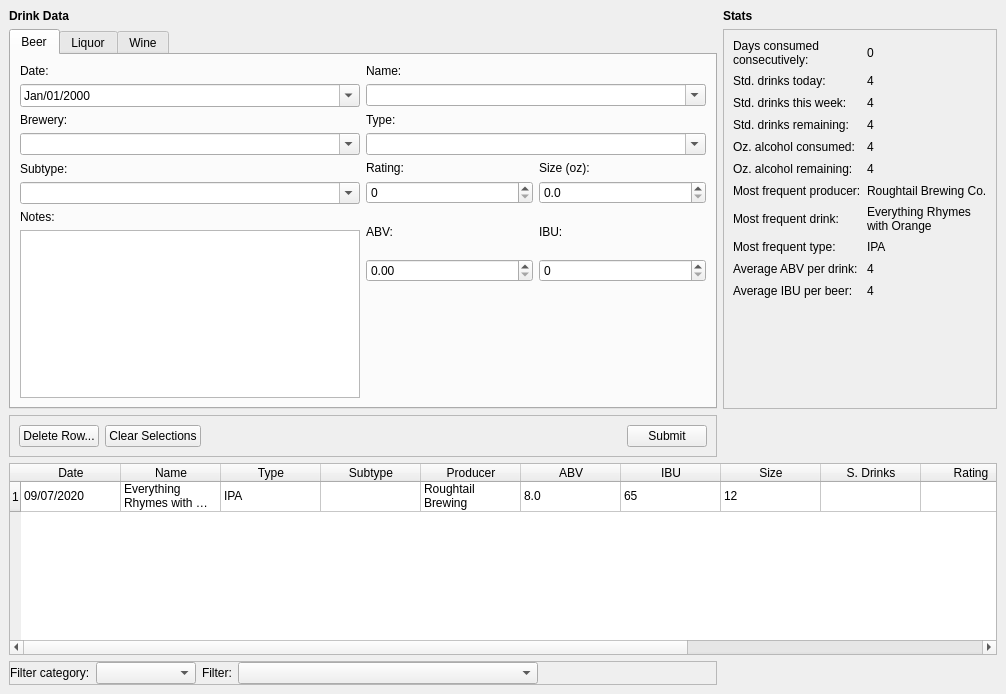
The window that ui/mainwindow.ui (minorsecond/BuzzBot) describes before a commit, drawn with Qt 5.
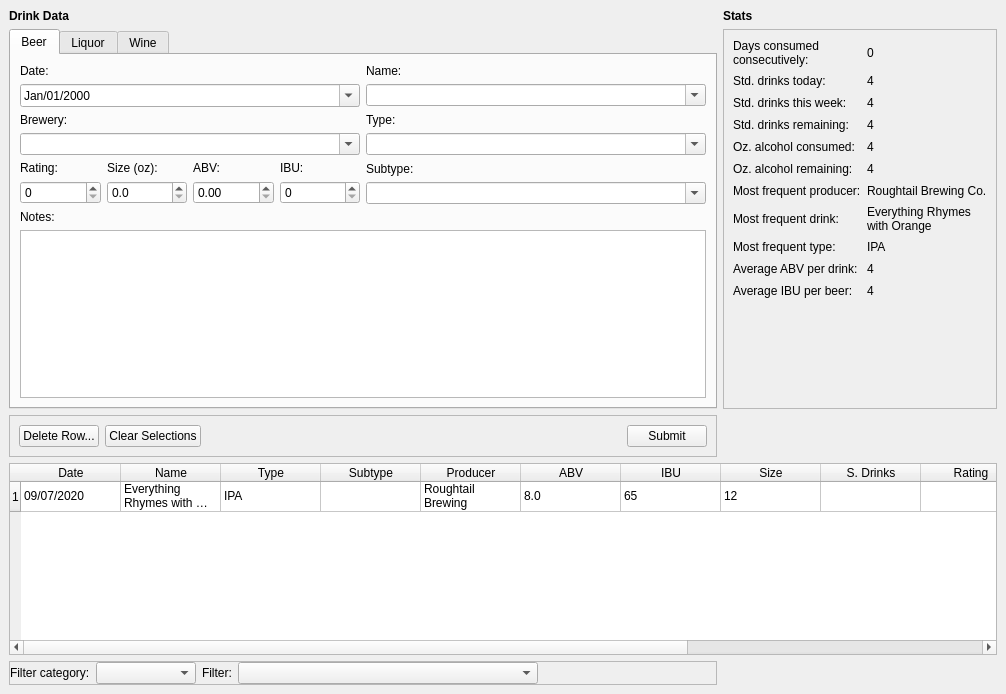
The same window after the commit.

Commit message: Fix Beer window

Diff of the .ui file:
```diff
--- a/ui/mainwindow.ui
+++ b/ui/mainwindow.ui
@@ -655,6 +655,13 @@
         <string>Beer</string>
        </attribute>
        <layout class="QGridLayout" name="gridLayout_14">
+        <item row="5" column="1">
+         <widget class="QLabel" name="beerSubtypeLabel">
+          <property name="text">
+           <string>Subtype:</string>
+          </property>
+         </widget>
+        </item>
         <item row="2" column="0">
          <widget class="QLabel" name="beerBreweryLabel">
           <property name="sizePolicy">
@@ -681,79 +688,6 @@
           </property>
          </widget>
         </item>
-        <item row="5" column="0">
-         <widget class="QComboBox" name="beerSubtypeInput">
-          <property name="editable">
-           <bool>true</bool>
-          </property>
-         </widget>
-        </item>
-        <item row="7" column="0" rowspan="3">
-         <widget class="QTextEdit" name="beerNotesInput">
-          <property name="sizePolicy">
-           <sizepolicy hsizetype="Preferred" vsizetype="Preferred">
-            <horstretch>0</horstretch>
-            <verstretch>0</verstretch>
-           </sizepolicy>
-          </property>
-          <property name="focusPolicy">
-           <enum>Qt::ClickFocus</enum>
-          </property>
-         </widget>
-        </item>
-        <item row="4" column="1" rowspan="2">
-         <layout class="QGridLayout" name="gridLayout_3">
-          <item row="0" column="0">
-           <widget class="QLabel" name="beerRatingLabel">
-            <property name="sizePolicy">
-             <sizepolicy hsizetype="Preferred" vsizetype="Preferred">
-              <horstretch>0</horstretch>
-              <verstretch>0</verstretch>
-             </sizepolicy>
-            </property>
-            <property name="text">
-             <string>Rating:</string>
-            </property>
-           </widget>
-          </item>
-          <item row="0" column="1">
-           <widget class="QLabel" name="beerSizeLabel">
-            <property name="sizePolicy">
-             <sizepolicy hsizetype="Preferred" vsizetype="Preferred">
-              <horstretch>0</horstretch>
-              <verstretch>0</verstretch>
-             </sizepolicy>
-            </property>
-            <property name="text">
-             <string>Size (oz):</string>
-            </property>
-           </widget>
-          </item>
-          <item row="1" column="0">
-           <widget class="QSpinBox" name="beerRatingInput">
-            <property name="sizePolicy">
-             <sizepolicy hsizetype="Preferred" vsizetype="Fixed">
-              <horstretch>0</horstretch>
-              <verstretch>0</verstretch>
-             </sizepolicy>
-            </property>
-            <property name="maximum">
-             <number>10</number>
-            </property>
-           </widget>
-          </item>
-          <item row="1" column="1">
-           <widget class="QDoubleSpinBox" name="beerSizeInput">
-            <property name="decimals">
-             <number>1</number>
-            </property>
-            <property name="maximum">
-             <double>10000.000000000000000</double>
-            </property>
-           </widget>
-          </item>
-         </layout>
-        </item>
         <item row="0" column="0">
          <widget class="QLabel" name="drinkDateLabel">
           <property name="sizePolicy">
@@ -789,13 +723,6 @@
           </property>
          </widget>
         </item>
-        <item row="4" column="0">
-         <widget class="QLabel" name="beerSubtypeLabel">
-          <property name="text">
-           <string>Subtype:</string>
-          </property>
-         </widget>
-        </item>
         <item row="0" column="1">
          <widget class="QLabel" name="beerNameLabel">
           <property name="sizePolicy">
@@ -830,7 +757,7 @@
           </property>
          </widget>
         </item>
-        <item row="6" column="0">
+        <item row="8" column="0">
          <widget class="QLabel" name="beerNotesLabel">
           <property name="sizePolicy">
            <sizepolicy hsizetype="Preferred" vsizetype="Preferred">
@@ -843,9 +770,65 @@
           </property>
          </widget>
         </item>
-        <item row="6" column="1" rowspan="2">
-         <layout class="QGridLayout" name="gridLayout_2">
+        <item row="6" column="1">
+         <widget class="QComboBox" name="beerSubtypeInput">
+          <property name="editable">
+           <bool>true</bool>
+          </property>
+         </widget>
+        </item>
+        <item row="5" column="0" rowspan="2">
+         <layout class="QGridLayout" name="gridLayout_3">
           <item row="0" column="0">
+           <widget class="QLabel" name="beerRatingLabel">
+            <property name="sizePolicy">
+             <sizepolicy hsizetype="Preferred" vsizetype="Preferred">
+              <horstretch>0</horstretch>
+              <verstretch>0</verstretch>
+             </sizepolicy>
+            </property>
+            <property name="text">
+             <string>Rating:</string>
+            </property>
+           </widget>
+          </item>
+          <item row="1" column="2">
+           <widget class="QDoubleSpinBox" name="beerAbvInput">
+            <property name="sizePolicy">
+             <sizepolicy hsizetype="Preferred" vsizetype="Fixed">
+              <horstretch>0</horstretch>
+              <verstretch>0</verstretch>
+             </sizepolicy>
+            </property>
+            <property name="maximum">
+             <double>100.000000000000000</double>
+            </property>
+           </widget>
+          </item>
+          <item row="1" column="1">
+           <widget class="QDoubleSpinBox" name="beerSizeInput">
+            <property name="decimals">
+             <number>1</number>
+            </property>
+            <property name="maximum">
+             <double>10000.000000000000000</double>
+            </property>
+           </widget>
+          </item>
+          <item row="0" column="1">
+           <widget class="QLabel" name="beerSizeLabel">
+            <property name="sizePolicy">
+             <sizepolicy hsizetype="Preferred" vsizetype="Preferred">
+              <horstretch>0</horstretch>
+              <verstretch>0</verstretch>
+             </sizepolicy>
+            </property>
+            <property name="text">
+             <string>Size (oz):</string>
+            </property>
+           </widget>
+          </item>
+          <item row="0" column="2">
            <widget class="QLabel" name="beerAbvLabel">
             <property name="sizePolicy">
              <sizepolicy hsizetype="Preferred" vsizetype="Preferred">
@@ -858,7 +841,20 @@
             </property>
            </widget>
           </item>
-          <item row="0" column="1">
+          <item row="1" column="0">
+           <widget class="QSpinBox" name="beerRatingInput">
+            <property name="sizePolicy">
+             <sizepolicy hsizetype="Preferred" vsizetype="Fixed">
+              <horstretch>0</horstretch>
+              <verstretch>0</verstretch>
+             </sizepolicy>
+            </property>
+            <property name="maximum">
+             <number>10</number>
+            </property>
+           </widget>
+          </item>
+          <item row="0" column="3">
            <widget class="QLabel" name="beerIbuLabel">
             <property name="sizePolicy">
              <sizepolicy hsizetype="Preferred" vsizetype="Preferred">
@@ -874,7 +870,7 @@
             </property>
            </widget>
           </item>
-          <item row="1" column="1">
+          <item row="1" column="3">
            <widget class="QDoubleSpinBox" name="beerIbuInput">
             <property name="sizePolicy">
              <sizepolicy hsizetype="Preferred" vsizetype="Fixed">
@@ -890,21 +886,21 @@
             </property>
            </widget>
           </item>
-          <item row="1" column="0">
-           <widget class="QDoubleSpinBox" name="beerAbvInput">
-            <property name="sizePolicy">
-             <sizepolicy hsizetype="Preferred" vsizetype="Fixed">
-              <horstretch>0</horstretch>
-              <verstretch>0</verstretch>
-             </sizepolicy>
-            </property>
-            <property name="maximum">
-             <double>100.000000000000000</double>
-            </property>
-           </widget>
-          </item>
          </layout>
         </item>
+        <item row="9" column="0" rowspan="3" colspan="2">
+         <widget class="QTextEdit" name="beerNotesInput">
+          <property name="sizePolicy">
+           <sizepolicy hsizetype="Preferred" vsizetype="Preferred">
+            <horstretch>0</horstretch>
+            <verstretch>0</verstretch>
+           </sizepolicy>
+          </property>
+          <property name="focusPolicy">
+           <enum>Qt::ClickFocus</enum>
+          </property>
+         </widget>
+        </item>
        </layout>
       </widget>
       <widget class="QWidget" name="liquorTab">
```
Left out of the diff: 2 changed lines with no effect on the pictures. The commit also changes 1 other file.
